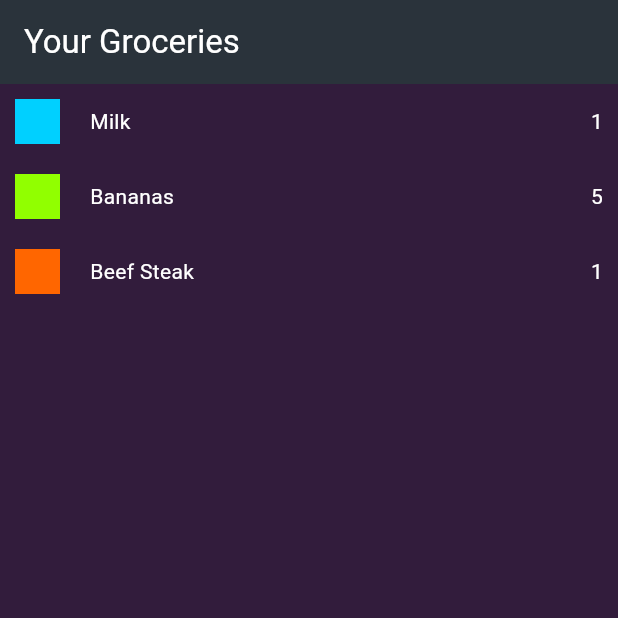
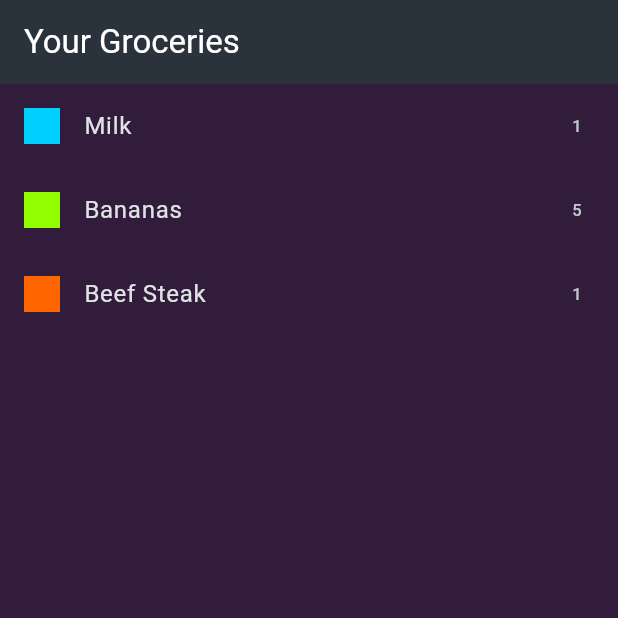
Before and after one commit to abhiroop43/flutter_shopping_list, a Flutter app: the screen it shows after launch, on a phone screen of 412 x 824 dp, the top half of it. Run offline on Flutter 3.47's test engine with Material 3 defaults, Android fonts, the phone set to English and light mode, and no system bars.

Commit message:
refactor: rename count to quantity in ItemModel and update UI accordingly

```diff
--- a/lib/models/item_model.dart
+++ b/lib/models/item_model.dart
@@ -4,13 +4,13 @@ import 'package:shopping_list/models/category_model.dart';
 class ItemModel {
   int id;
   String name;
-  int count;
+  int quantity;
   CategoryModel category;
 
   ItemModel(
       {required this.id,
       required this.name,
-      required this.count,
+      required this.quantity,
       required this.category});
 
   static List<ItemModel> getItems() {
@@ -19,17 +19,17 @@ class ItemModel {
     items.add(ItemModel(
         id: 1,
         name: 'Milk',
-        count: 1,
+        quantity: 1,
         category: categories[Categories.dairy]!));
     items.add(ItemModel(
         id: 2,
         name: 'Bananas',
-        count: 5,
+        quantity: 5,
         category: categories[Categories.fruit]!));
     items.add(ItemModel(
         id: 3,
         name: 'Beef Steak',
-        count: 1,
+        quantity: 1,
         category: categories[Categories.meat]!));
 
     return items;
--- a/lib/pages/home.dart
+++ b/lib/pages/home.dart
@@ -30,51 +30,16 @@ class _HomePageState extends State<HomePage> {
         body: ListView.builder(
           itemCount: items.length,
           itemBuilder: (context, index) {
-            return _ListItem(
-              items: items,
-              index: index,
+            return ListTile(
+              title: Text(items[index].name),
+              leading: Container(
+                color: items[index].category.categoryColor,
+                width: 24,
+                height: 24,
+              ),
+              trailing: Text(items[index].quantity.toString()),
             );
           },
         ));
   }
 }
-
-class _ListItem extends StatelessWidget {
-  const _ListItem({
-    required this.items,
-    required this.index,
-  });
-
-  final List<ItemModel> items;
-  final int index;
-
-  @override
-  Widget build(BuildContext context) {
-    return Row(
-      mainAxisAlignment: MainAxisAlignment.spaceBetween,
-      children: [
-        Container(
-          padding: const EdgeInsets.only(left: 10, top: 10, bottom: 10),
-          child: Container(
-            color: items[index].category.categoryColor,
-            width: 30,
-            height: 30,
-          ),
-        ),
-        SizedBox(width: 20),
-        Expanded(
-          child: Text(items[index].name,
-              textAlign: TextAlign.left,
-              style: const TextStyle(color: Colors.white)),
-        ),
-        Padding(
-          padding: const EdgeInsets.only(left: 10.0, right: 10.0),
-          child: Text(
-            items[index].count.toString(),
-            style: TextStyle(color: Colors.white),
-          ),
-        ),
-      ],
-    );
-  }
-}
```
